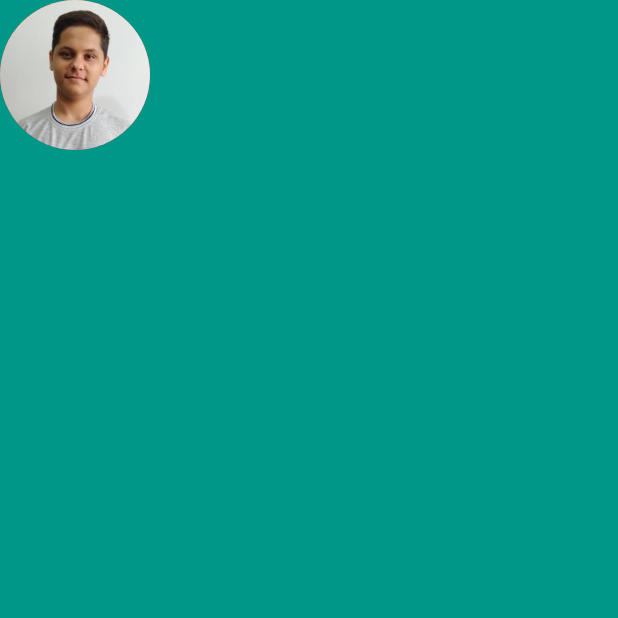
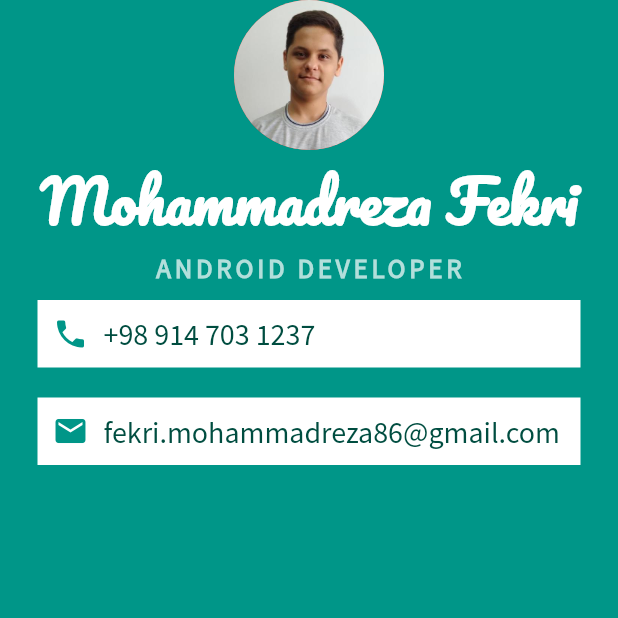
Before and after one commit to fekri86114/my_card, a Flutter app: the screen it shows after launch, on a phone screen of 412 x 824 dp, the top half of it. Run offline on Flutter 3.47's test engine with Material 2 defaults, Android fonts, the phone set to English and light mode, and no system bars.

Commit message:
added fonts and created first design of my-card

```diff
--- a/lib/main.dart
+++ b/lib/main.dart
@@ -15,10 +15,70 @@ class MyCard extends StatelessWidget {
         body: SafeArea(
           child: Column(
             children: [
-              CircleAvatar(
+              const CircleAvatar(
                 radius: 50,
                 backgroundColor: Colors.red,
                 backgroundImage: AssetImage('images/my_image.jpg'),
+              ),
+              const Text(
+                'Mohammadreza Fekri',
+                style: TextStyle(
+                    fontFamily: 'Pacifico',
+                    color: Colors.white,
+                    fontSize: 38,
+                    fontWeight: FontWeight.bold),
+              ),
+              Text(
+                'ANDROID DEVELOPER',
+                style: TextStyle(
+                  fontSize: 18,
+                  fontFamily: 'SansPro',
+                  color: Colors.teal[100],
+                  fontWeight: FontWeight.bold,
+                  letterSpacing: 2.5,
+                ),
+              ),
+              Container(
+                color: Colors.white,
+                margin:
+                    const EdgeInsets.symmetric(vertical: 10, horizontal: 25),
+                padding: const EdgeInsets.all(10),
+                child: Row(children: [
+                  const Icon(
+                    Icons.phone,
+                    color: Colors.teal,
+                  ),
+                  const SizedBox(
+                    width: 10,
+                  ),
+                  Text(
+                    '+98 914 703 1237',
+                    style: TextStyle(
+                        fontSize: 20,
+                        color: Colors.teal.shade900,
+                        fontFamily: 'SansPro'),
+                  ),
+                ]),
+              ),
+              Container(
+                padding: EdgeInsets.all(10),
+                margin: EdgeInsets.symmetric(vertical: 10, horizontal: 25),
+                color: Colors.white,
+                child: Row(
+                  children: [
+                    const Icon(
+                      Icons.email,
+                      color: Colors.teal,
+                    ),
+                    const SizedBox(width: 10),
+                    Text('fekri.mohammadreza86@gmail.com',
+                    style: TextStyle(
+                      fontFamily: 'SansPro',
+                      fontSize: 20,
+                      color: Colors.teal.shade900
+                    ),)
+                  ],
+                ),
               )
             ],
           ),
```
Also changed, not shown: pubspec.yaml (+7 -9 lines), fonts/Pacifico-Regular.ttf (added), fonts/SourceSansPro-Regular.ttf (added).
